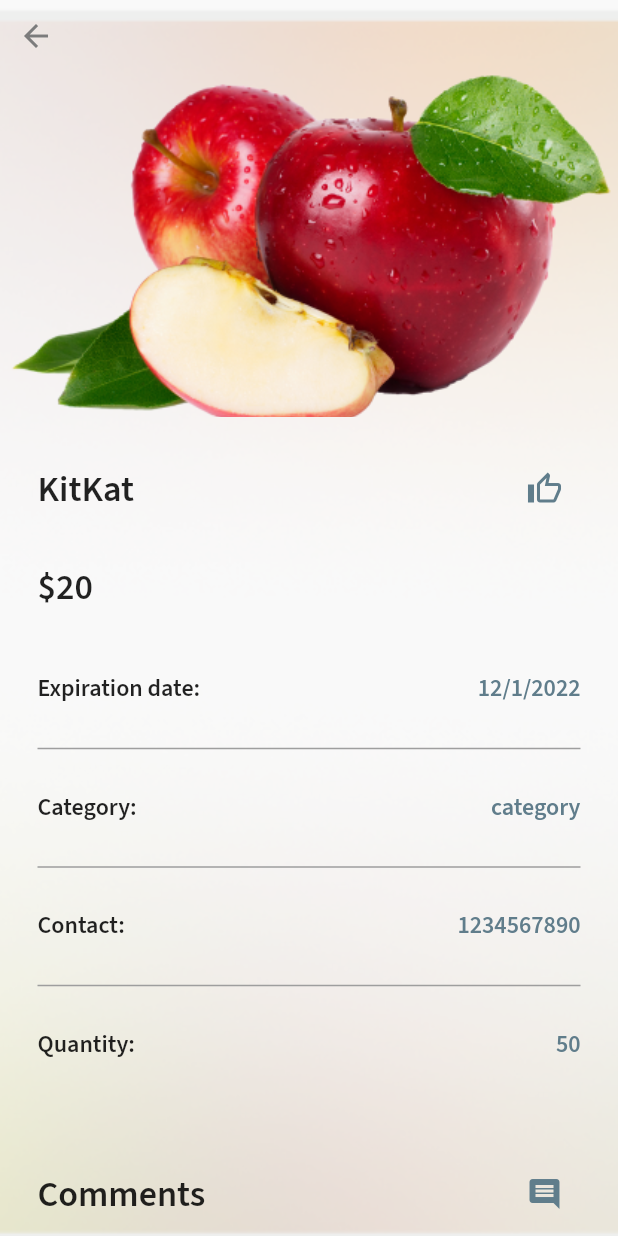
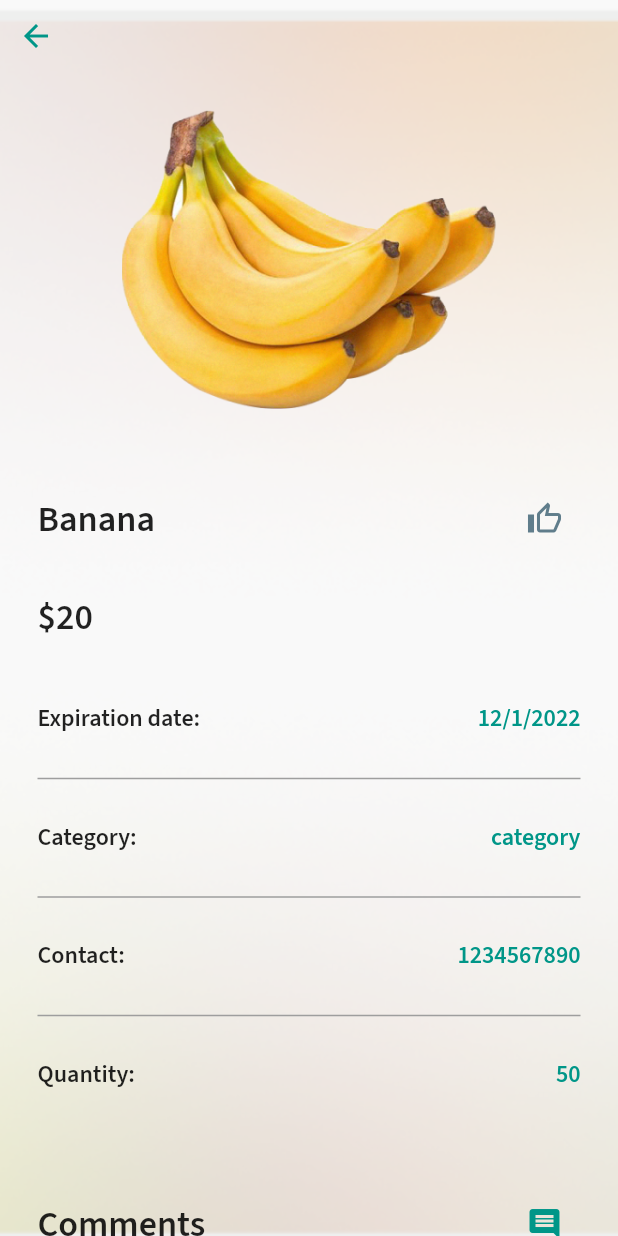
Before and after one commit to IyadAlanssary/Mahallna, a Flutter app: the ProductDetailsScreen screen opened directly, on a phone screen of 412 x 824 dp. Run offline on Flutter 3.47's test engine with Material 2 defaults, Android fonts, the phone set to English and light mode, and no system bars; our stand-ins replace flutter_svg.

Commit message:
Editing the image

```diff
--- a/lib/common widgets/get_image_header_widget.dart
+++ b/lib/common widgets/get_image_header_widget.dart
@@ -12,28 +12,25 @@ class _getImageHeaderWidgetState extends State<getImageHeaderWidget> {
   @override
   Widget build(BuildContext context) {
     return Column(
+      crossAxisAlignment: CrossAxisAlignment.center,
       mainAxisSize: MainAxisSize.min,
       children: [
-        Container(
-          height: 230,
+        Center(
+          child: Container(
+            height: 250,
+            width: 250,
             decoration: BoxDecoration(
-              // boxShadow:[BoxShadow(
-              //   color: Colors.grey.withOpacity(0.8),
-              //   spreadRadius: 5,
-              //   blurRadius: 7,
-              //   offset: const Offset(0,7),  //changes position of shadow
-              // )],
                 color: Colors.transparent,
                 image: DecorationImage(
                   alignment: Alignment.center,
                   image: AssetImage(widget.url),
-                fit: BoxFit.cover,
+                  fit: BoxFit.contain,
                 ),
                 borderRadius: const BorderRadius.all(Radius.circular(15))
             ),
           ),
+        ),
         const SizedBox(height: 20),
-
       ],
     );
   }
--- a/lib/common widgets/product_details.dart
+++ b/lib/common widgets/product_details.dart
@@ -42,11 +42,11 @@ class _ProductDetailsScreenState extends State<ProductDetailsScreen> {
                       ));
                     },
                     icon: const Icon(Icons.arrow_back),
-                    color: AppColors.darkGrey,
+                    color: AppColors.primaryColor,
                   ),
                 ],
               ),
-              getImageHeaderWidget(url: 'assets/images/grocery_images/apple.png',),
+              getImageHeaderWidget(url: 'assets/images/grocery_images/banana.png',),
               Expanded(
                   child: Padding(
                     padding: const EdgeInsets.symmetric(horizontal: 25),
@@ -55,7 +55,7 @@ class _ProductDetailsScreenState extends State<ProductDetailsScreen> {
                         ListTile(
                           contentPadding: EdgeInsets.zero,
                           title: const Text(
-                            'KitKat',
+                            'Banana',
                             style: TextStyle(
                                 fontSize: 24, fontWeight: FontWeight.bold),
 
@@ -129,7 +129,7 @@ class _ProductDetailsScreenState extends State<ProductDetailsScreen> {
                               });
                             },
                             icon: const Icon(Icons.comment),
-                            color: Colors.blueGrey,
+                            color: AppColors.primaryColor,
                           ),
                         ),
                         const SizedBox(
@@ -185,7 +185,7 @@ Widget getProductDataRowWidget(String label, String data) {
             Text(
               data,
               style: const TextStyle(
-                color: Colors.blueGrey,
+                color: AppColors.primaryColor,
                 fontWeight: FontWeight.w600,
                 fontSize: 16,
               ),
```
Lines whose indentation alone changed are shown as unchanged.
